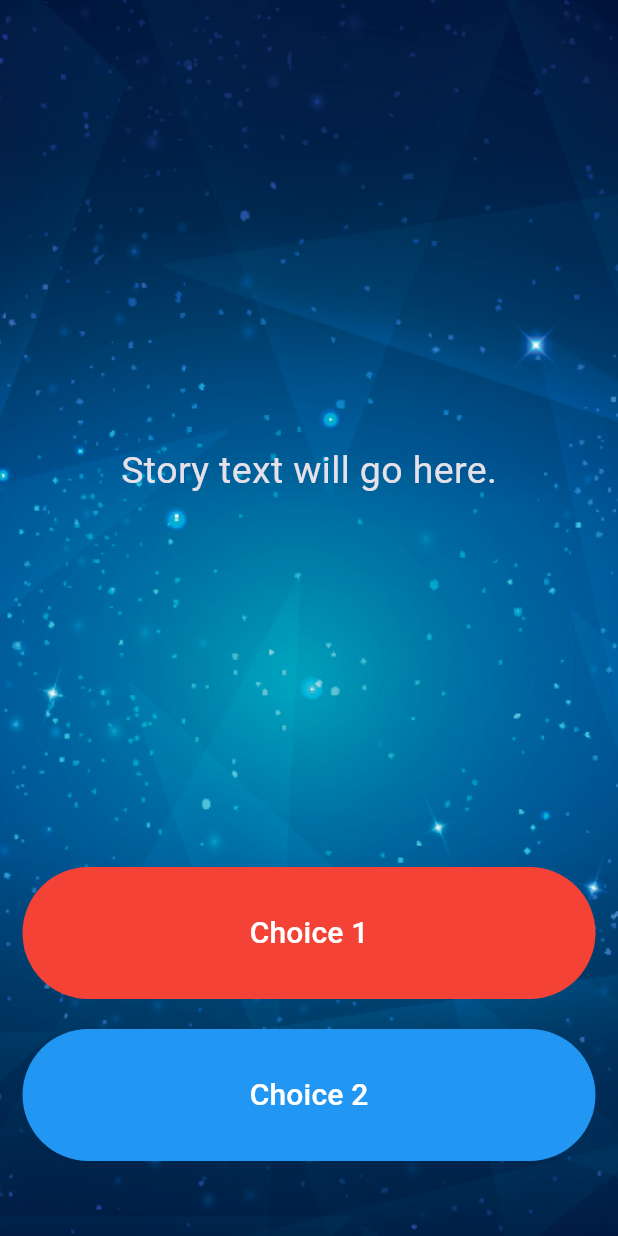
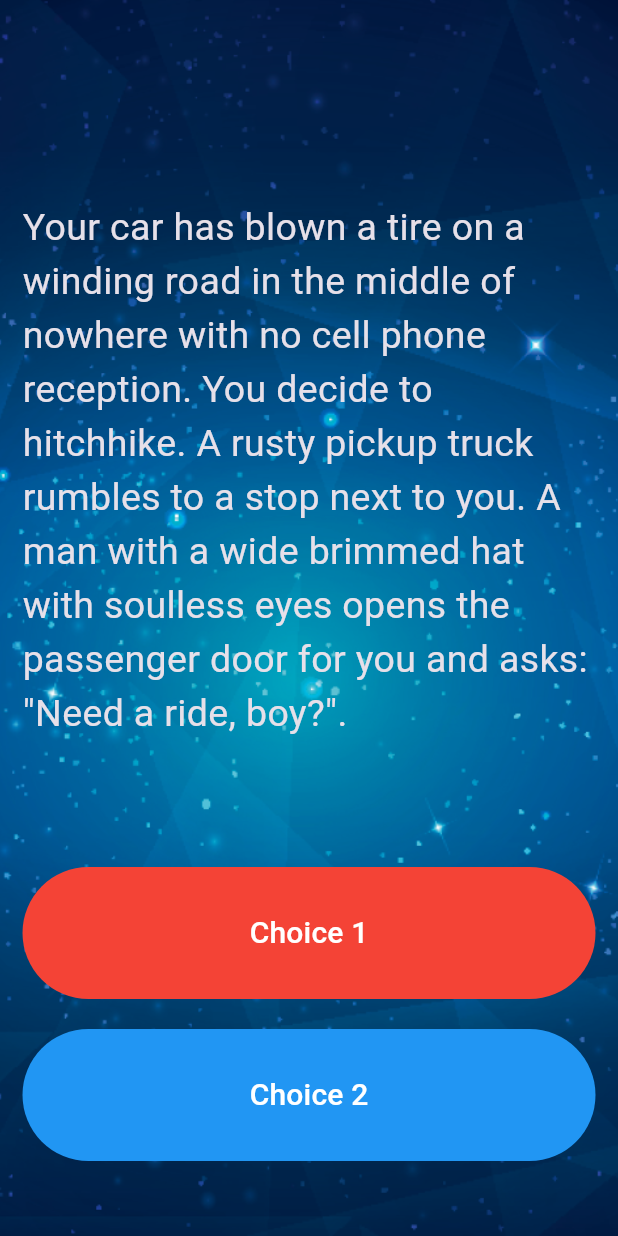
Before and after one commit to infosabbir/destini, a Flutter app: the screen it shows after launch, on a phone screen of 412 x 824 dp. Run offline on Flutter 3.47's test engine with Material 3 defaults, Android fonts, the phone set to English and light mode, and no system bars.

Commit message:
create getstory method, create storyBrain object and display first story title

```diff
--- a/lib/main.dart
+++ b/lib/main.dart
@@ -1,3 +1,4 @@
+import 'package:destini/story_brain.dart';
 import 'package:flutter/material.dart';
 
 //TODO: Step 15 - Run the app and see if you can see the screen update with the first story. Delete this TODO if it looks as you expected.
@@ -13,7 +14,8 @@ class Destini extends StatelessWidget {
   }
 }
 
-//TODO: Step 9 - Create a new storyBrain object from the StoryBrain class.
+//Step 9 - Create a new storyBrain object from the StoryBrain class.
+StoryBrain storyBrain = StoryBrain();
 
 class StoryPage extends StatefulWidget {
   _StoryPageState createState() => _StoryPageState();
@@ -40,8 +42,8 @@ class _StoryPageState extends State<StoryPage> {
                 flex: 12,
                 child: Center(
                   child: Text(
-                    //TODO: Step 10 - use the storyBrain to get the first story title and display it in this Text Widget.
-                    'Story text will go here.',
+                    //Step 10 - use the storyBrain to get the first story title and display it in this Text Widget.
+                    storyBrain.getStory(),
                     style: TextStyle(
                       fontSize: 25.0,
                     ),
--- a/lib/story_brain.dart
+++ b/lib/story_brain.dart
@@ -32,10 +32,12 @@ class StoryBrain {
         choice1: 'Restart',
         choice2: '')
   ];
+  //Step 8 - Create a method called getStory() that returns the first storyTitle from _storyData.
+  String getStory() {
+    return _storyData[0].storyTitle;
+  }
 }
 //TODO: Step 23 - Use the storyNumber property inside getStory(), getChoice1() and getChoice2() so that it gets the updated story and choices rather than always just the first (0th) one.
-
-//TODO: Step 8 - Create a method called getStory() that returns the first storyTitle from _storyData.
 
 //TODO: Step 11 - Create a method called getChoice1() that returns the text for the first choice1 from _storyData.
 
```
